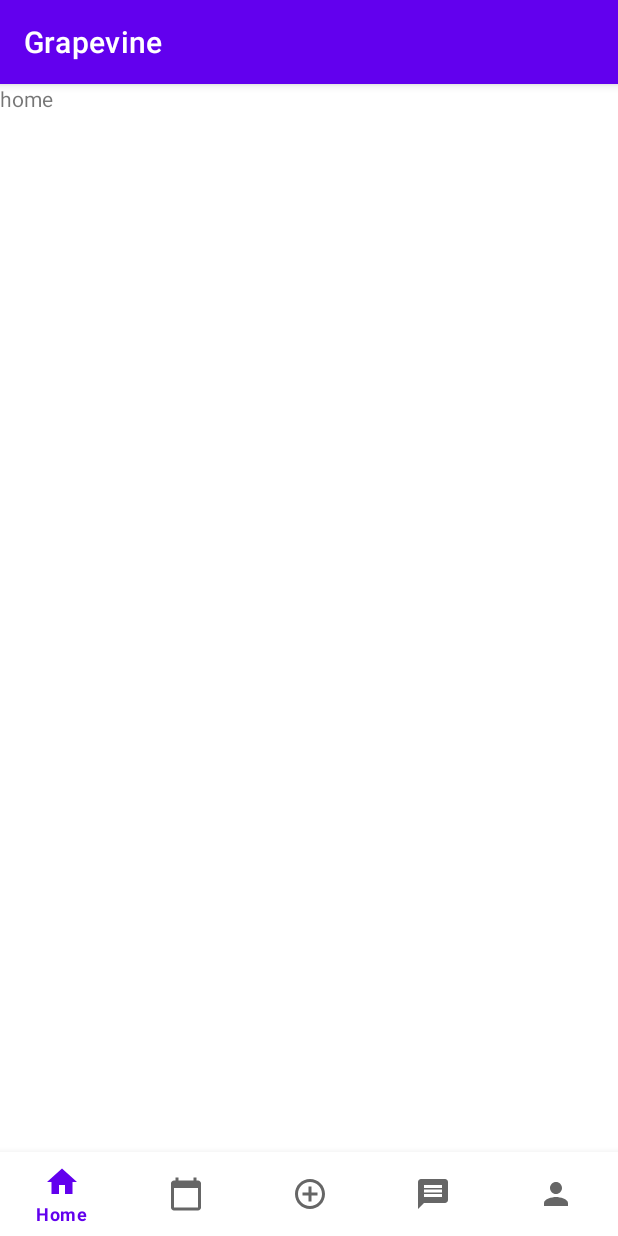
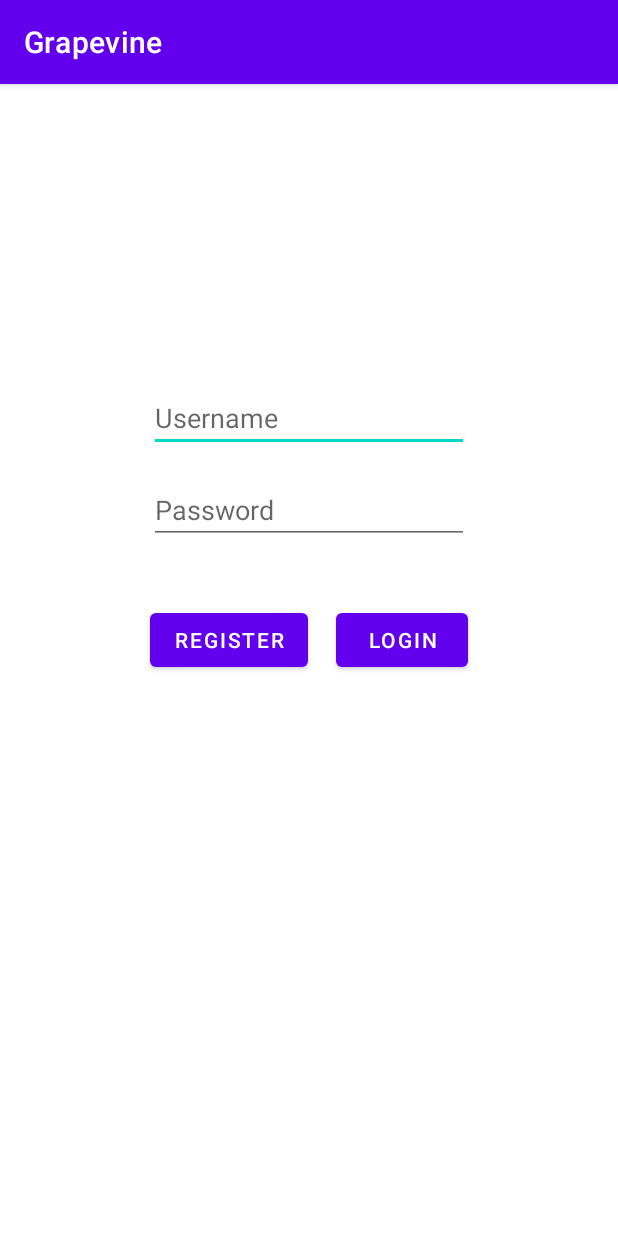
Before and after one commit to Bohbah/AndroidProject, an Android app: the screen it shows after launch (MainActivity before the commit, LoginActivity after it), on a phone screen of 412 x 824 dp. Run offline under Robolectric (Android 15) with nearby library versions, the phone set to English and light mode, and no system bars; libraries missing offline, so code that uses them is left out: com.parse; 1 statement that could not run was skipped.

Commit message:
[Meghan Flynn] initial setup/xml for login - need backend ids to test

```diff
--- a/app/build.gradle
+++ b/app/build.gradle
@@ -37,6 +37,7 @@ dependencies {
     implementation 'androidx.appcompat:appcompat:1.5.1'
     implementation 'com.google.android.material:material:1.7.0'
     implementation 'androidx.constraintlayout:constraintlayout:2.1.4'
+    implementation 'com.github.parse-community.Parse-SDK-Android:parse:1.26.0'
     testImplementation 'junit:junit:4.13.2'
     androidTestImplementation 'androidx.test.ext:junit:1.1.3'
     androidTestImplementation 'androidx.test.espresso:espresso-core:3.4.0'
--- /dev/null
+++ b/app/src/main/java/com/androidstudioprojects/grapevine/GrapevineApp.kt
@@ -0,0 +1,16 @@
+package com.androidstudioprojects.grapevine
+
+import android.app.Application
+import com.parse.Parse
+
+class GrapevineApp : Application() {
+    override fun onCreate() {
+        super.onCreate()
+        Parse.initialize(
+            Parse.Configuration.Builder(this)
+                .applicationId(getString(R.string.back4app_app_id))
+                .clientKey(getString(R.string.back4app_client_key))
+                .server(getString(R.string.back4app_server_url))
+                .build());
+    }
+}
--- /dev/null
+++ b/app/src/main/java/com/androidstudioprojects/grapevine/LoginActivity.kt
@@ -0,0 +1,23 @@
+package com.androidstudioprojects.grapevine
+
+import androidx.appcompat.app.AppCompatActivity
+import android.os.Bundle
+import android.widget.Button
+import android.widget.EditText
+
+class LoginActivity : AppCompatActivity() {
+    override fun onCreate(savedInstanceState: Bundle?) {
+        super.onCreate(savedInstanceState)
+        setContentView(R.layout.activity_login)
+
+        findViewById<Button>(R.id.btnLogin).setOnClickListener {
+        val username = findViewById<EditText>(R.id.etUsername).text.toString()
+        val password = findViewById<EditText>(R.id.etPassword).text.toString()
+        loginUser(username, password)
+        }
+    }
+
+    private fun loginUser(username: String, password: String) {
+
+    }
+}
--- /dev/null
+++ b/app/src/main/res/layout/activity_login.xml
@@ -0,0 +1,52 @@
+<?xml version="1.0" encoding="utf-8"?>
+<androidx.constraintlayout.widget.ConstraintLayout xmlns:android="http://schemas.android.com/apk/res/android"
+    xmlns:app="http://schemas.android.com/apk/res-auto"
+    xmlns:tools="http://schemas.android.com/tools"
+    android:layout_width="match_parent"
+    android:layout_height="match_parent"
+    tools:context=".LoginActivity">
+
+    <EditText
+        android:id="@+id/etUsername"
+        android:layout_width="wrap_content"
+        android:layout_height="wrap_content"
+        android:layout_marginTop="200dp"
+        android:ems="10"
+        android:hint="Username"
+        android:inputType="textPersonName"
+        app:layout_constraintEnd_toEndOf="parent"
+        app:layout_constraintStart_toStartOf="parent"
+        app:layout_constraintTop_toTopOf="parent" />
+
+    <EditText
+        android:id="@+id/etPassword"
+        android:layout_width="wrap_content"
+        android:layout_height="wrap_content"
+        android:layout_marginTop="16dp"
+        android:ems="10"
+        android:hint="Password"
+        android:inputType="textPassword"
+        app:layout_constraintEnd_toEndOf="parent"
+        app:layout_constraintStart_toStartOf="parent"
+        app:layout_constraintTop_toBottomOf="@+id/etUsername" />
+
+    <Button
+        android:id="@+id/btnLogin"
+        android:layout_width="wrap_content"
+        android:layout_height="wrap_content"
+        android:layout_marginTop="40dp"
+        android:layout_marginEnd="100dp"
+        android:text="Login"
+        app:layout_constraintEnd_toEndOf="parent"
+        app:layout_constraintTop_toBottomOf="@+id/etPassword" />
+
+    <Button
+        android:id="@+id/btnMakeAccount"
+        android:layout_width="wrap_content"
+        android:layout_height="wrap_content"
+        android:layout_marginStart="100dp"
+        android:layout_marginTop="40dp"
+        android:text="Register"
+        app:layout_constraintStart_toStartOf="parent"
+        app:layout_constraintTop_toBottomOf="@+id/etPassword" />
+</androidx.constraintlayout.widget.ConstraintLayout>
--- a/app/src/main/res/values/strings.xml
+++ b/app/src/main/res/values/strings.xml
@@ -2,4 +2,9 @@
     <string name="app_name">Grapevine</string>
     <!-- TODO: Remove or change this placeholder text -->
     <string name="hello_blank_fragment">Hello blank fragment</string>
+    <string name="back4app_server_url">https://parseapi.back4app.com/</string>
+
+    <string name="back4app_app_id">PASTE_YOUR_APPLICATION_ID_HERE</string>
+    <string name="back4app_client_key">PASTE_YOUR_CLIENT_KEY_HERE</string>
+
 </resources>
--- a/settings.gradle
+++ b/settings.gradle
@@ -10,6 +10,7 @@ dependencyResolutionManagement {
     repositories {
         google()
         mavenCentral()
+        maven{ url 'https://jitpack.io' }
     }
 }
 rootProject.name = "Grapevine"
```
Also changed, not shown: app/src/main/AndroidManifest.xml (+24 -0 lines).
